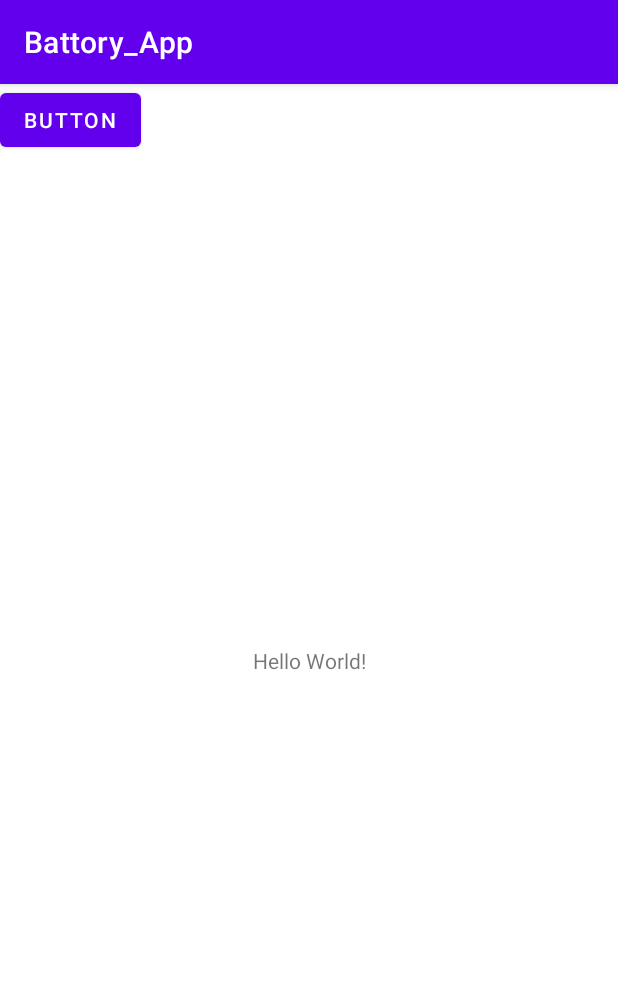
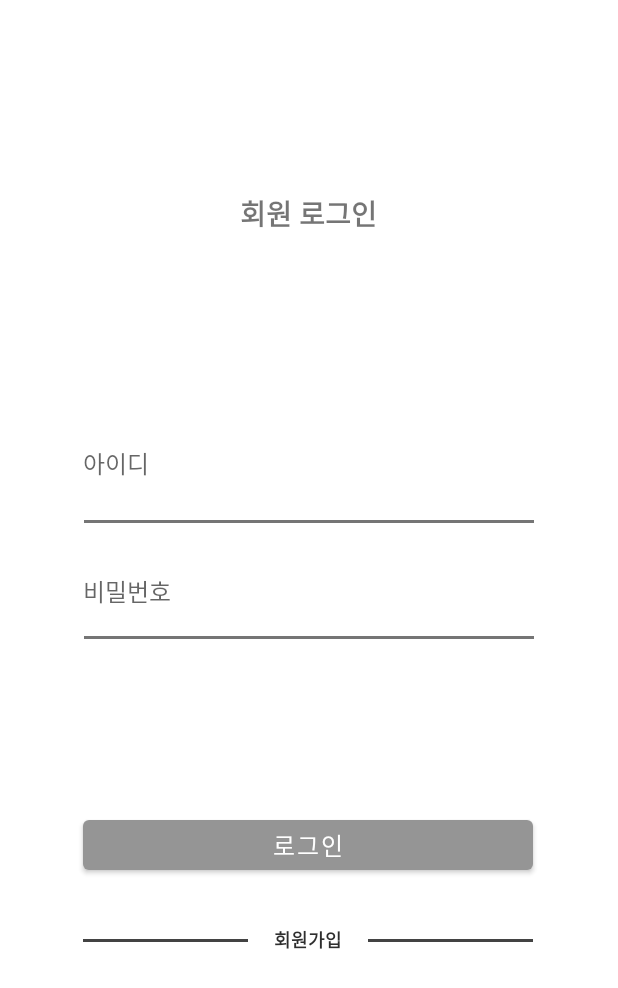
Before and after one commit to HyoPrize/Battory, an Android app: the screen it shows after launch (MainActivity), on a phone screen of 412 x 824 dp. Shown: the top 988 px of the screen. Run offline under Robolectric (Android 15) with nearby library versions, the phone set to English and light mode, and no system bars.

Commit message:
최아영 작업 업로드

```diff
--- a/Battory_App/app/src/main/java/com/example/battory_app/MainActivity.kt
+++ b/Battory_App/app/src/main/java/com/example/battory_app/MainActivity.kt
@@ -2,20 +2,10 @@ package com.example.battory_app
 
 import androidx.appcompat.app.AppCompatActivity
 import android.os.Bundle
-import android.widget.Button
-import android.widget.Toast
 
 class MainActivity : AppCompatActivity() {
     override fun onCreate(savedInstanceState: Bundle?) {
         super.onCreate(savedInstanceState)
-        setContentView(R.layout.activity_main)
-
-        val customButton: Button = findViewById(R.id.custom_button)
-        customButton.setOnClickListener { clickBtn() }
-    }
-
-    private fun clickBtn() {
-        Toast.makeText(this, "button clicked",
-            Toast.LENGTH_SHORT).show()
+        setContentView(R.layout.login)
     }
 }
--- a/Battory_App/app/src/main/res/layout/activity_main.xml
+++ b/Battory_App/app/src/main/res/layout/activity_main.xml
@@ -7,6 +7,7 @@
     tools:context=".MainActivity">
 
     <TextView
+        android:id="@+id/textView"
         android:layout_width="wrap_content"
         android:layout_height="wrap_content"
         android:text="Hello World!"
@@ -19,8 +20,10 @@
         android:id="@+id/custom_button"
         android:layout_width="wrap_content"
         android:layout_height="wrap_content"
+        android:layout_marginTop="10dp"
         android:text="Button"
-        tools:layout_editor_absoluteX="158dp"
-        tools:layout_editor_absoluteY="385dp" />
+        app:layout_constraintEnd_toEndOf="parent"
+        app:layout_constraintStart_toStartOf="parent"
+        app:layout_constraintTop_toBottomOf="@+id/textView" />
 
 </androidx.constraintlayout.widget.ConstraintLayout>
--- /dev/null
+++ b/Battory_App/app/src/main/res/layout/login.xml
@@ -0,0 +1,190 @@
+<?xml version="1.0" encoding="utf-8"?>
+<androidx.constraintlayout.widget.ConstraintLayout xmlns:android="http://schemas.android.com/apk/res/android"
+    xmlns:app="http://schemas.android.com/apk/res-auto"
+    xmlns:tools="http://schemas.android.com/tools"
+    android:layout_width="match_parent"
+    android:layout_height="match_parent">
+
+    <TextView
+        android:id="@+id/label_login_title"
+        android:layout_width="158dp"
+        android:layout_height="28dp"
+        android:layout_marginTop="128dp"
+        android:gravity="center"
+        android:singleLine="false"
+        android:text="@string/label_login_title"
+        android:textSize="14sp"
+        android:textStyle="bold"
+        app:autoSizeTextType="uniform"
+        app:layout_constraintEnd_toEndOf="parent"
+        app:layout_constraintHorizontal_bias="0.498"
+        app:layout_constraintStart_toStartOf="parent"
+        app:layout_constraintTop_toTopOf="parent" />
+
+    <Button
+        android:id="@+id/btn_login"
+        android:layout_width="300dp"
+        android:layout_height="45dp"
+        android:layout_marginBottom="238dp"
+        android:enabled="true"
+        android:gravity="center"
+        android:text="로그인"
+        android:textSize="16sp"
+        app:backgroundTint="#959595"
+        app:layout_constraintBottom_toBottomOf="parent"
+        app:layout_constraintEnd_toEndOf="parent"
+        app:layout_constraintHorizontal_bias="0.495"
+        app:layout_constraintStart_toStartOf="parent"
+        app:layout_constraintTop_toBottomOf="@+id/label_login_title"
+        app:layout_constraintVertical_bias="1.0" />
+
+    <Button
+        android:id="@+id/btn_join_membership"
+        style="?android:attr/borderlessButtonStyle"
+        android:layout_width="80dp"
+        android:layout_height="40dp"
+        android:layout_marginBottom="145dp"
+        android:enabled="true"
+        android:text="회원가입"
+        android:textColor="#2E2E2E"
+        android:textSize="12sp"
+        android:textStyle="bold"
+        android:visibility="visible"
+        app:backgroundTint="#00ff0000"
+        app:iconTint="#FFFFFF"
+        app:layout_constraintBottom_toBottomOf="parent"
+        app:layout_constraintEnd_toEndOf="parent"
+        app:layout_constraintHorizontal_bias="0.498"
+        app:layout_constraintStart_toStartOf="parent"
+        app:layout_constraintTop_toBottomOf="@+id/btn_login"
+        app:layout_constraintVertical_bias="0.396" />
+
+    <TextView
+        android:id="@+id/input_id"
+        android:layout_width="300dp"
+        android:layout_height="40dp"
+        android:layout_marginTop="258dp"
+        android:layout_marginBottom="14dp"
+        android:background="#FFFFFF"
+        android:clickable="true"
+        android:cursorVisible="true"
+        android:editable="true"
+        android:gravity="center_vertical"
+        android:hint="아이디"
+        android:singleLine="true"
+        android:textSize="16sp"
+        android:visibility="visible"
+        app:layout_constraintBottom_toTopOf="@+id/input_password"
+        app:layout_constraintEnd_toEndOf="parent"
+        app:layout_constraintHorizontal_bias="0.496"
+        app:layout_constraintStart_toStartOf="parent"
+        app:layout_constraintTop_toTopOf="parent" />
+
+    <TextView
+        android:id="@+id/input_password"
+        android:layout_width="300dp"
+        android:layout_height="40dp"
+        android:layout_marginBottom="379dp"
+        android:background="#FFFFFF"
+        android:clickable="true"
+        android:cursorVisible="true"
+        android:editable="true"
+        android:gravity="center_vertical"
+        android:hint="비밀번호"
+        android:inputType="textPassword"
+        android:textSize="16sp"
+        android:visibility="visible"
+        app:layout_constraintBottom_toBottomOf="parent"
+        app:layout_constraintEnd_toEndOf="parent"
+        app:layout_constraintHorizontal_bias="0.495"
+        app:layout_constraintStart_toStartOf="parent"
+        app:layout_constraintTop_toBottomOf="@+id/input_id" />
+
+    <View
+        android:id="@+id/linear_login_1"
+        android:layout_width="300dp"
+        android:layout_height="2dp"
+        android:layout_marginStart="55dp"
+        android:layout_marginLeft="55dp"
+        android:layout_marginTop="50dp"
+        android:layout_marginEnd="55dp"
+        android:layout_marginRight="55dp"
+        android:layout_marginBottom="51dp"
+        android:background="#757575"
+        android:visibility="visible"
+        app:layout_constraintBottom_toTopOf="@+id/linear_login_2"
+        app:layout_constraintEnd_toEndOf="parent"
+        app:layout_constraintHorizontal_bias="0.492"
+        app:layout_constraintStart_toStartOf="parent"
+        app:layout_constraintTop_toTopOf="@+id/input_id"
+        app:layout_constraintVertical_bias="0.256" />
+
+    <View
+        android:id="@+id/linear_login_2"
+        android:layout_width="300dp"
+        android:layout_height="2dp"
+        android:layout_marginStart="55dp"
+        android:layout_marginLeft="55dp"
+        android:layout_marginTop="50dp"
+        android:layout_marginEnd="55dp"
+        android:layout_marginRight="55dp"
+        android:background="#757575"
+        android:visibility="visible"
+        app:layout_constraintEnd_toEndOf="parent"
+        app:layout_constraintHorizontal_bias="0.492"
+        app:layout_constraintStart_toStartOf="parent"
+        app:layout_constraintTop_toTopOf="@+id/input_password" />
+
+    <View
+        android:id="@+id/linear_login_3"
+        android:layout_width="110dp"
+        android:layout_height="2dp"
+        android:layout_marginStart="55dp"
+        android:layout_marginLeft="55dp"
+        android:layout_marginTop="85dp"
+        android:layout_marginBottom="92dp"
+        android:background="#434343"
+        android:visibility="visible"
+        app:layout_constraintBottom_toTopOf="@+id/text_login_error"
+        app:layout_constraintEnd_toStartOf="@+id/btn_join_membership"
+        app:layout_constraintHorizontal_bias="0.968"
+        app:layout_constraintStart_toStartOf="parent"
+        app:layout_constraintTop_toTopOf="@+id/btn_login"
+        app:layout_constraintVertical_bias="0.0" />
+
+    <View
+        android:id="@+id/linear_login_4"
+        android:layout_width="110dp"
+        android:layout_height="2dp"
+        android:layout_marginTop="85dp"
+        android:layout_marginBottom="92dp"
+        android:background="#434343"
+        android:visibility="visible"
+        app:layout_constraintBottom_toTopOf="@+id/text_login_error"
+        app:layout_constraintEnd_toEndOf="parent"
+        app:layout_constraintHorizontal_bias="0.0"
+        app:layout_constraintStart_toEndOf="@+id/btn_join_membership"
+        app:layout_constraintTop_toTopOf="@+id/btn_login"
+        app:layout_constraintVertical_bias="0.0" />
+
+    <TextView
+        android:id="@+id/text_login_error"
+        android:layout_width="0dp"
+        android:layout_height="40dp"
+        android:layout_marginStart="53dp"
+        android:layout_marginLeft="53dp"
+        android:layout_marginEnd="53dp"
+        android:layout_marginRight="53dp"
+        android:layout_marginBottom="66dp"
+        android:editable="true"
+        android:gravity="center"
+        android:text="아이디 또는 비밀번호가\n일치하지 않습니다"
+        android:textColor="#FF0000"
+        android:textSize="12sp"
+        android:textStyle="bold"
+        android:visibility="invisible"
+        app:layout_constraintBottom_toBottomOf="parent"
+        app:layout_constraintEnd_toEndOf="parent"
+        app:layout_constraintStart_toStartOf="parent" />
+
+</androidx.constraintlayout.widget.ConstraintLayout>
--- a/Battory_App/app/src/main/res/values/strings.xml
+++ b/Battory_App/app/src/main/res/values/strings.xml
@@ -1,3 +1,4 @@
 <resources>
     <string name="app_name">Battory_App</string>
+    <string name="label_login_title">회원 로그인</string>
 </resources>
--- a/Battory_App/app/src/main/res/values/themes.xml
+++ b/Battory_App/app/src/main/res/values/themes.xml
@@ -1,6 +1,7 @@
 <resources xmlns:tools="http://schemas.android.com/tools">
     <!-- Base application theme. -->
     <style name="Theme.Battory_App" parent="Theme.MaterialComponents.DayNight.DarkActionBar">
+        <item name="windowNoTitle">true</item>
         <!-- Primary brand color. -->
         <item name="colorPrimary">@color/purple_500</item>
         <item name="colorPrimaryVariant">@color/purple_700</item>
```
Also changed, not shown: Battory_App/app/src/main/res/layout/join_membership.xml (added, +175 -0 lines).
